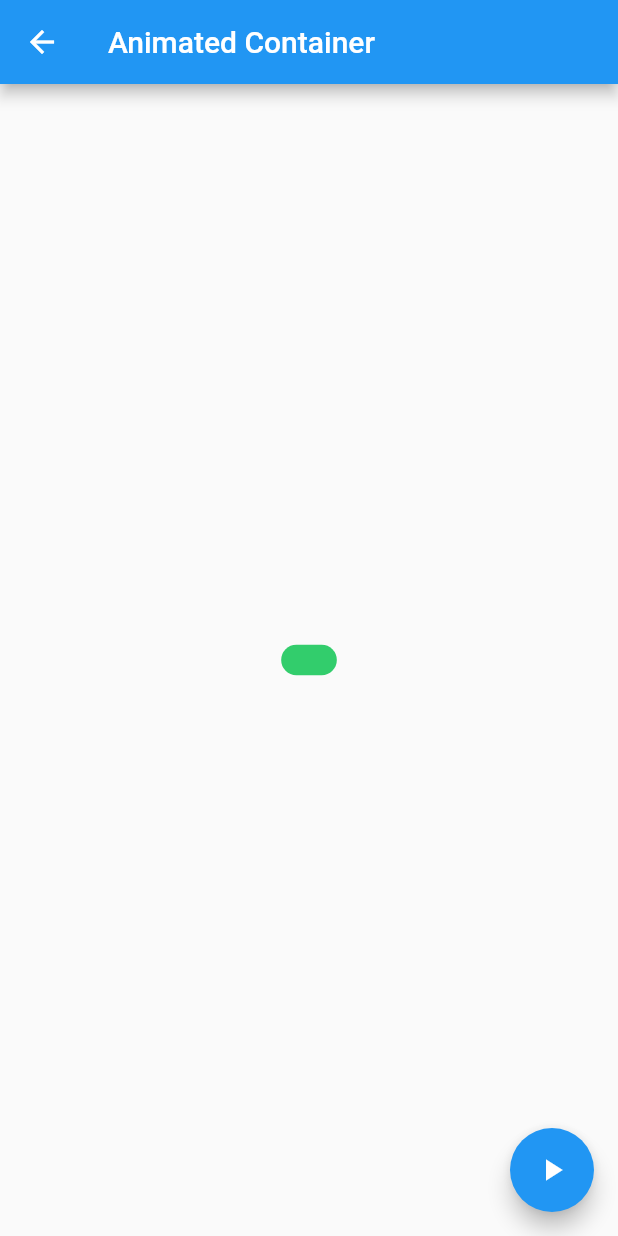
After one commit to hectorRperez/Curso-de-fernando-Herrera-de-Flutter---Seccion-de-componentes, a Flutter app: the AnimatedContainerPage screen opened by its route, after a tap on the "play arrow" icon, on a phone screen of 412 x 824 dp. The commit adds this screen. Run offline on Flutter 3.47's test engine with Material 2 defaults, Android fonts, the phone set to English and light mode, and no system bars.

Commit message:
078 AnimatedContainer

```diff
--- a/data/menu_opts.json
+++ b/data/menu_opts.json
@@ -17,6 +17,11 @@
             "texto": "Cards - Tarjetas"
         },
         {
+            "ruta" : "animatedContainer",
+            "icon" : "donut_large",
+            "texto": "Animated Container"
+        },
+        {
             "ruta" : "inputs",
             "icon" : "input",
             "texto": "Inputs"
--- /dev/null
+++ b/lib/src/pages/animated_container.dart
@@ -0,0 +1,57 @@
+import 'dart:math';
+
+import 'package:flutter/material.dart';
+
+class AnimatedContainerPage extends StatefulWidget {
+  @override
+  _AnimatedContainerPageState createState() => _AnimatedContainerPageState();
+}
+
+class _AnimatedContainerPageState extends State<AnimatedContainerPage> {
+  double _height = 50.0;
+  double _width = 50.0;
+  Color _color = Colors.pink;
+  BorderRadiusGeometry _border = new BorderRadius.circular(10);
+
+  @override
+  Widget build(BuildContext context) {
+    return Scaffold(
+      appBar: AppBar(
+        title: Text('Animated Container'),
+      ),
+      body: Center(
+        child: AnimatedContainer(
+          duration: Duration(seconds: 2),
+          curve: Curves.fastLinearToSlowEaseIn,
+          height: _height,
+          width: _width,
+          decoration: BoxDecoration(
+            color: _color,
+            borderRadius: _border,
+          ),
+        ),
+      ),
+      floatingActionButton: _btnAnimar(),
+    );
+  }
+
+  Widget _btnAnimar() {
+    return FloatingActionButton(
+      child: Icon(Icons.play_arrow),
+      onPressed: () {
+        Random _random = Random();
+        setState(() {
+          _height = _random.nextInt(100).toDouble();
+          _width = _random.nextInt(100).toDouble();
+          _border = BorderRadius.circular(_random.nextInt(50).toDouble());
+          _color = Color.fromRGBO(
+            _random.nextInt(250),
+            _random.nextInt(250),
+            _random.nextInt(250),
+            1,
+          );
+        });
+      },
+    );
+  }
+}
--- a/lib/src/routes/routes.dart
+++ b/lib/src/routes/routes.dart
@@ -1,3 +1,4 @@
+import 'package:componentes/src/pages/animated_container.dart';
 import 'package:flutter/material.dart';
 
 
@@ -9,9 +10,10 @@ import 'package:componentes/src/pages/home_page.dart';
 
 Map <String, WidgetBuilder> getApplicationRoutes(){
   return <String,WidgetBuilder>{
-        '/'     : (BuildContext context) => HomePage(),
-        'alert' : (BuildContext context) => AlertPage(),
-        'card'  : (BuildContext context) => CardPage(),
-        "avatar": (BuildContext context) => AvatarPage(),
+        '/'                 : (BuildContext context) => HomePage(),
+        'alert'             : (BuildContext context) => AlertPage(),
+        'card'              : (BuildContext context) => CardPage(),
+        "avatar"            : (BuildContext context) => AvatarPage(),
+        'animatedContainer' : (BuildContext context) => AnimatedContainerPage(),
   };
 }
--- a/lib/src/utils/icon_string_util.dart
+++ b/lib/src/utils/icon_string_util.dart
@@ -4,6 +4,7 @@ final getIconData = <String, IconData>{
   'add_alert'     : Icons.add_alert,
   'accessibility' : Icons.accessibility,
   'folder_open'   : Icons.folder_open,
+  'donut_large'   : Icons.donut_large,
   'input'         : Icons.input,
   'tune'          : Icons.tune,
   'list'          : Icons.list,
```
Also changed, not shown: 1 other file.
